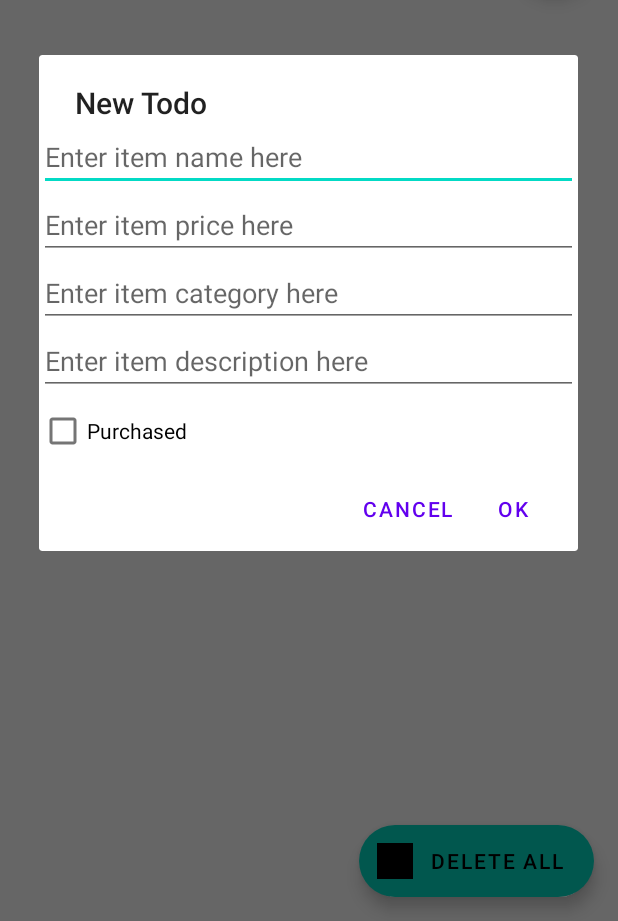
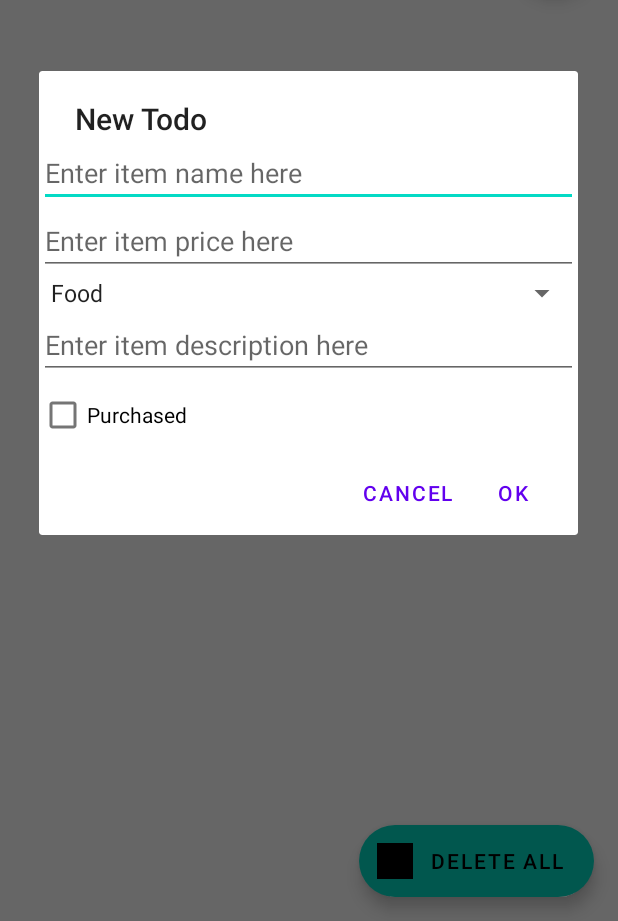
Before and after one commit to annguyen9461/androidProjects, an Android app: the screen it shows after launch (ScrollingActivity), after a tap on "Add Item", on a phone screen of 412 x 824 dp, the part 315-1236 px from its top. Run offline under Robolectric (Android 15) with nearby library versions, the phone set to English and light mode, and no system bars; our stand-ins replace Room's generated code; plain views replace KenBurnsView.

Commit message:
spinner added to AddItem

```diff
--- a/shoppingListApp/app/src/main/java/hu/ait/shoppinglistapp/dialog/ShoppingDialog.kt
+++ b/shoppingListApp/app/src/main/java/hu/ait/shoppinglistapp/dialog/ShoppingDialog.kt
@@ -3,10 +3,11 @@ package hu.ait.shoppinglistapp.dialog
 import android.app.Dialog
 import android.content.Context
 import android.os.Bundle
-import android.widget.CheckBox
-import android.widget.EditText
+import android.view.View
+import android.widget.*
 import androidx.appcompat.app.AlertDialog
 import androidx.fragment.app.DialogFragment
+import hu.ait.shoppinglistapp.R
 import hu.ait.shoppinglistapp.ScrollingActivity
 import hu.ait.shoppinglistapp.data.ShoppingItem
 import hu.ait.shoppinglistapp.databinding.ShoppingDialogBinding
@@ -66,7 +67,7 @@ class ShoppingDialog : DialogFragment() {
             binding.etShoppingItemName.setText(shoppingToEdit.name)
             binding.etShoppingItemPrice.setText(shoppingToEdit.price)
             binding.etShoppingItemDescription.setText(shoppingToEdit.description)
-            binding.etShoppingItemCategory.setText(shoppingToEdit.category)
+//            binding.spinnerCategories.setText(shoppingToEdit.category)
             binding.cbShoppingItemBought.isChecked = shoppingToEdit.isBought
         }
 
@@ -79,7 +80,7 @@ class ShoppingDialog : DialogFragment() {
                         name = binding.etShoppingItemName.text.toString(),
                         price = binding.etShoppingItemPrice.text.toString(),
                         description = binding.etShoppingItemDescription.text.toString(),
-                        category = binding.etShoppingItemCategory.text.toString(),
+                        category = binding.spinnerCategories.selectedItem.toString(),
                         isBought = binding.cbShoppingItemBought.isChecked
                     )
 
@@ -91,7 +92,7 @@ class ShoppingDialog : DialogFragment() {
                         binding.etShoppingItemName.text.toString(),
                         binding.etShoppingItemPrice.text.toString(),
                         binding.etShoppingItemDescription.text.toString(),
-                        binding.etShoppingItemCategory.text.toString(),
+                        binding.spinnerCategories.selectedItem.toString(),
                         binding.cbShoppingItemBought.isChecked
                     )
                 )
@@ -100,6 +101,30 @@ class ShoppingDialog : DialogFragment() {
         dialogBuilder.setNegativeButton("Cancel") { dialog, which ->
         }
 
+        val categoriesAdapter = context?.let {
+            ArrayAdapter.createFromResource(
+                it,
+                R.array.categories_array,
+                android.R.layout.simple_spinner_item
+            )
+        }
+        if (categoriesAdapter != null) {
+            categoriesAdapter.setDropDownViewResource(
+                android.R.layout.simple_spinner_dropdown_item)
+        }
+        binding.spinnerCategories.adapter = categoriesAdapter
+
+        binding.spinnerCategories.onItemSelectedListener = object : AdapterView.OnItemSelectedListener {
+            override fun onItemSelected(p0: AdapterView<*>?, p1: View?, p2: Int, p3: Long) {
+                Toast.makeText(context,
+                    binding.spinnerCategories.selectedItem.toString(), Toast.LENGTH_SHORT).show()
+            }
+
+            override fun onNothingSelected(p0: AdapterView<*>?) {
+
+            }
+        }
+
         return dialogBuilder.create()
     }
 
--- a/shoppingListApp/app/src/main/res/layout/shopping_dialog.xml
+++ b/shoppingListApp/app/src/main/res/layout/shopping_dialog.xml
@@ -17,10 +17,9 @@
         android:layout_width="match_parent"
         android:layout_height="wrap_content"/>
 
-    <EditText
-        android:id="@+id/etShoppingItemCategory"
-        android:inputType="number"
-        android:hint="Enter item category here"
+    <Spinner
+        android:id="@+id/spinnerCategories"
+        android:hint="Select item category"
         android:layout_width="match_parent"
         android:layout_height="wrap_content"/>
 
```
Also changed, not shown: shoppingListApp/app/src/main/java/hu/ait/shoppinglistapp/adapter/ShoppingItemAdapter.kt (+24 -33 lines), shoppingListApp/app/src/main/res/layout/shopping_row.xml (+8 -17 lines).
